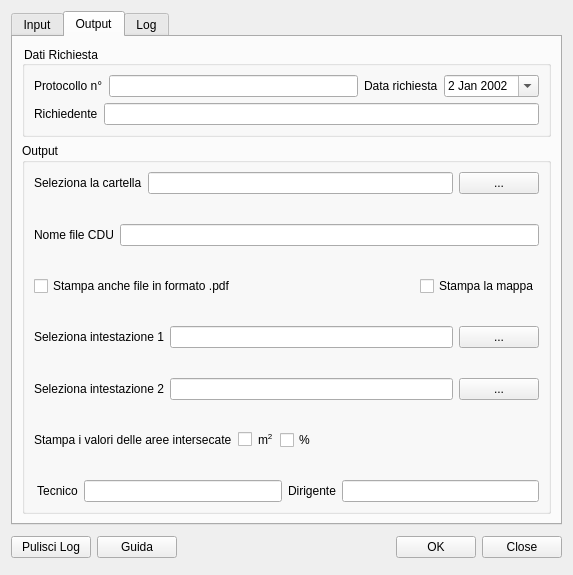
Before: the Qt Designer form cdu_creator_dialog_base.ui in gtergeomatica/cdu_creator, drawn with Qt 5.
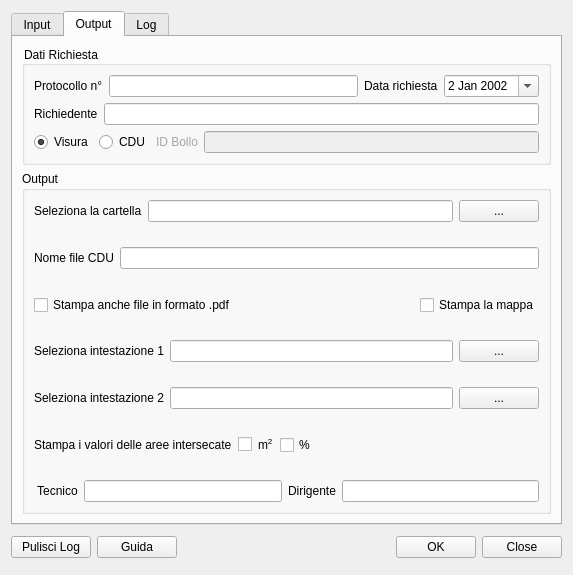
After: the same form once the commit is applied. The open tabs and pages were chosen to show the change.

Commit message: fixed bug on sezione and added bollo

What changed in the file:
```diff
--- a/cdu_creator_dialog_base.ui
+++ b/cdu_creator_dialog_base.ui
@@ -38,7 +38,7 @@
          <property name="checkable">
           <bool>false</bool>
          </property>
-         <layout class="QHBoxLayout" name="horizontalLayout_2">
+         <layout class="QVBoxLayout" name="verticalLayout_8">
           <item>
            <layout class="QGridLayout" name="gridLayout">
             <item row="0" column="0">
@@ -214,7 +214,7 @@
          <property name="title">
           <string>Dati Richiesta</string>
          </property>
-         <layout class="QHBoxLayout" name="horizontalLayout_14">
+         <layout class="QVBoxLayout" name="verticalLayout_7">
           <item>
            <layout class="QVBoxLayout" name="verticalLayout_2">
             <item>
@@ -294,6 +294,58 @@
               </item>
              </layout>
             </item>
+            <item>
+             <layout class="QHBoxLayout" name="horizontalLayout_7">
+              <item>
+               <layout class="QHBoxLayout" name="horizontalLayout_2">
+                <item>
+                 <widget class="QRadioButton" name="visuraButton">
+                  <property name="text">
+                   <string>Visura</string>
+                  </property>
+                  <property name="checked">
+                   <bool>true</bool>
+                  </property>
+                 </widget>
+                </item>
+                <item>
+                 <widget class="QRadioButton" name="cduButton">
+                  <property name="text">
+                   <string>CDU</string>
+                  </property>
+                 </widget>
+                </item>
+               </layout>
+              </item>
+              <item>
+               <layout class="QHBoxLayout" name="horizontalLayout_6">
+                <item>
+                 <widget class="QLabel" name="label_7">
+                  <property name="enabled">
+                   <bool>false</bool>
+                  </property>
+                  <property name="styleSheet">
+                   <string notr="true">QLabel:disabled
+
+{ color: rgb(166,166,166); }
+</string>
+                  </property>
+                  <property name="text">
+                   <string>ID Bollo</string>
+                  </property>
+                 </widget>
+                </item>
+                <item>
+                 <widget class="QLineEdit" name="bolloEdit">
+                  <property name="enabled">
+                   <bool>false</bool>
+                  </property>
+                 </widget>
+                </item>
+               </layout>
+              </item>
+             </layout>
+            </item>
            </layout>
           </item>
          </layout>
```
Left out of the diff: 17 changed lines with no effect on the pictures. The commit also changes 1 other file.
